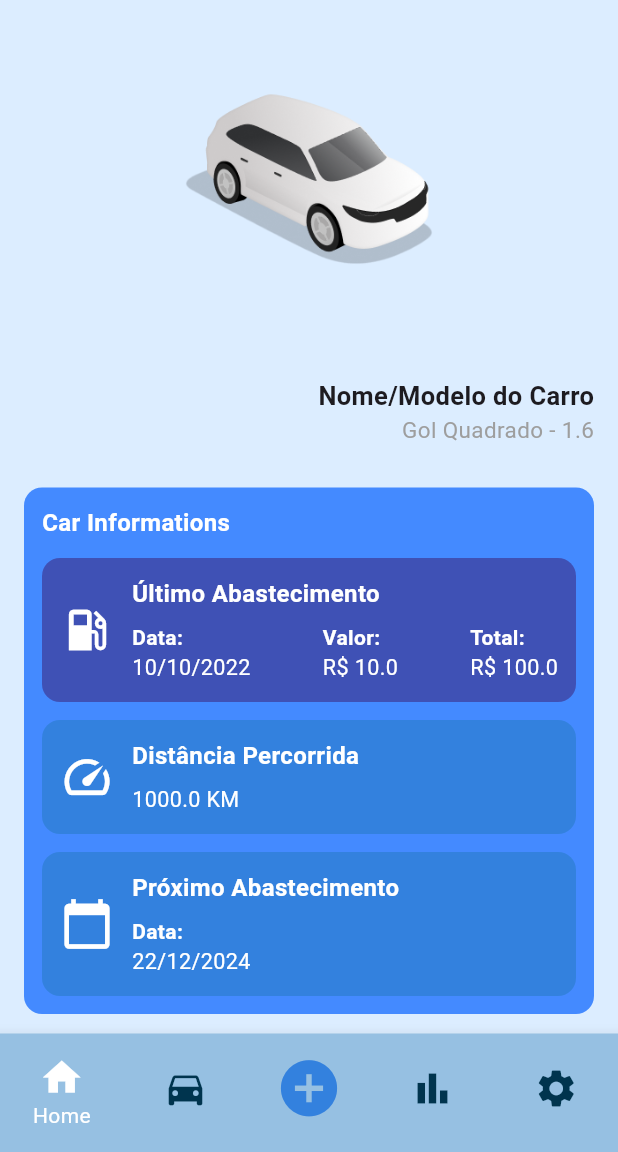
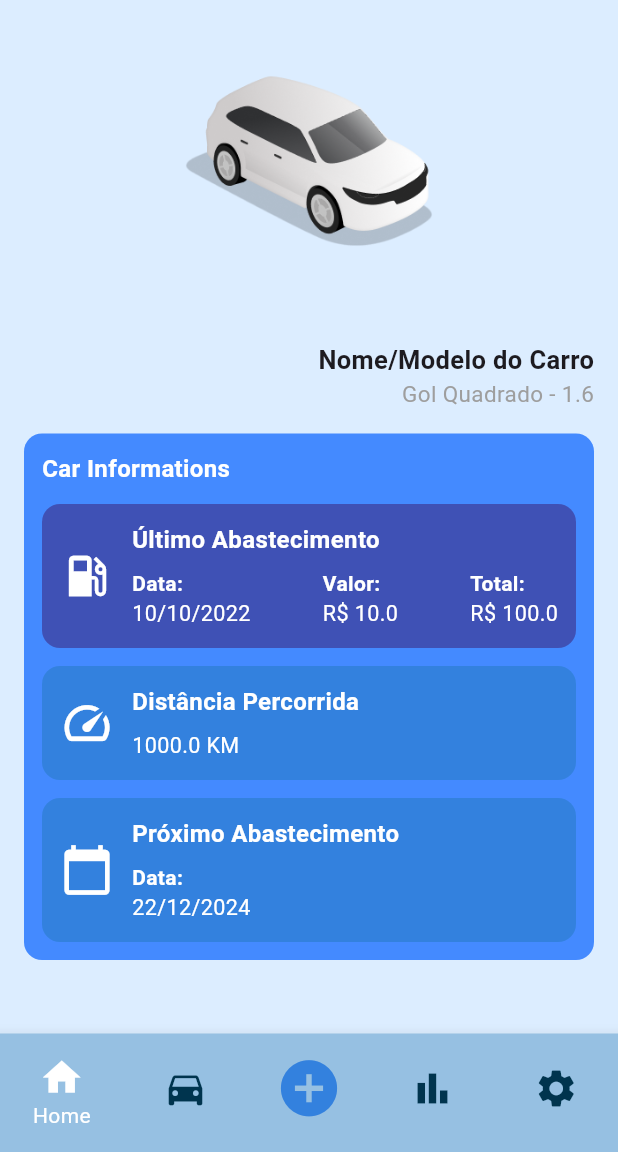
Before and after one commit to Madu-Guimaraes/FuelSaver, a Flutter app: the screen it shows after launch, on a phone screen of 412 x 824 dp, the part 84-1236 px from its top. Run offline on Flutter 3.47's test engine with Material 3 defaults, Android fonts, the light colour scheme and no system bars; our stand-ins replace table_calendar.

Commit message:
add extras

```diff
--- a/lib/screens/home_screen.dart
+++ b/lib/screens/home_screen.dart
@@ -11,7 +11,7 @@
         child: Column(
           crossAxisAlignment: CrossAxisAlignment.end,
           children: [
-            const SizedBox(height: 20),
+            const SizedBox(height: 8),
             _buildCarImage(),
             _buildCarModel(),
             _buildCarInfoSection(),
@@ -29,7 +29,7 @@
 
   Widget _buildCarModel() {
     return Padding(
-      padding: const EdgeInsets.symmetric(vertical: 12, horizontal: 16),
+      padding: const EdgeInsets.symmetric( horizontal: 16),
       child: Column(
         crossAxisAlignment: CrossAxisAlignment.end,
         children: const [
--- a/lib/widgets/custom_button.dart
+++ b/lib/widgets/custom_button.dart
@@ -10,7 +10,7 @@
   final IconData? icon;
 
   const CustomButton({
-    Key? key,
+    super.key,
     required this.label,
     required this.onPressed,
     this.color = Colors.transparent,
@@ -18,7 +18,7 @@
     this.borderRadius = 8.0,
     this.padding = 10.0,
     this.icon,
-  }) : super(key: key);
+  });
 
   @override
   Widget build(BuildContext context) {
```
